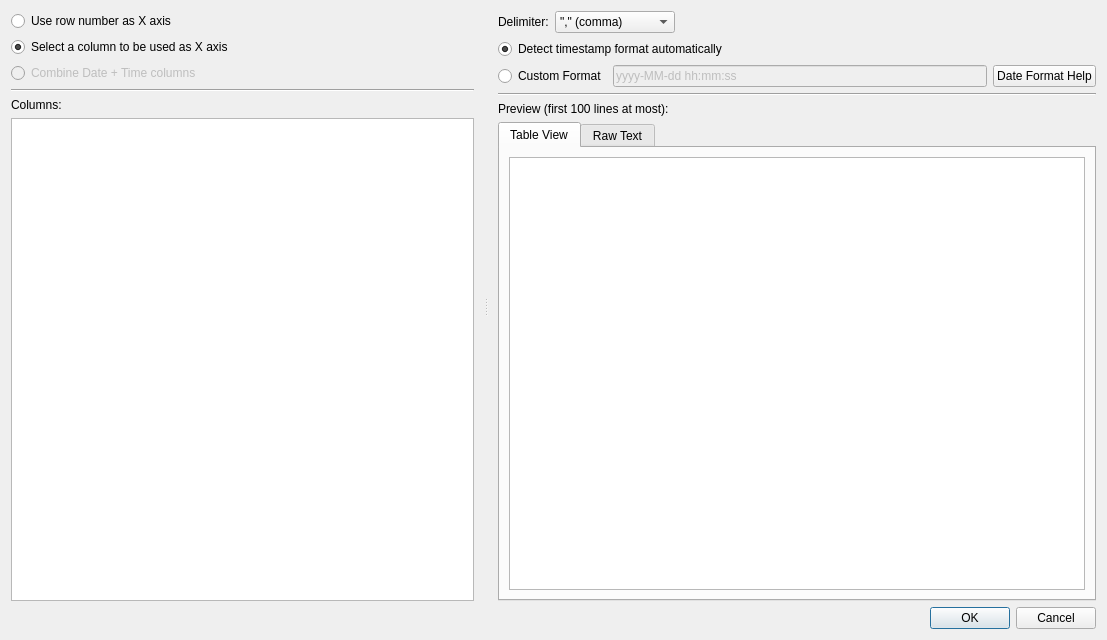
The window that plotjuggler_plugins/DataLoadCSV/dataload_csv.ui (facontidavide/PlotJuggler) describes before a commit, drawn with Qt 5.
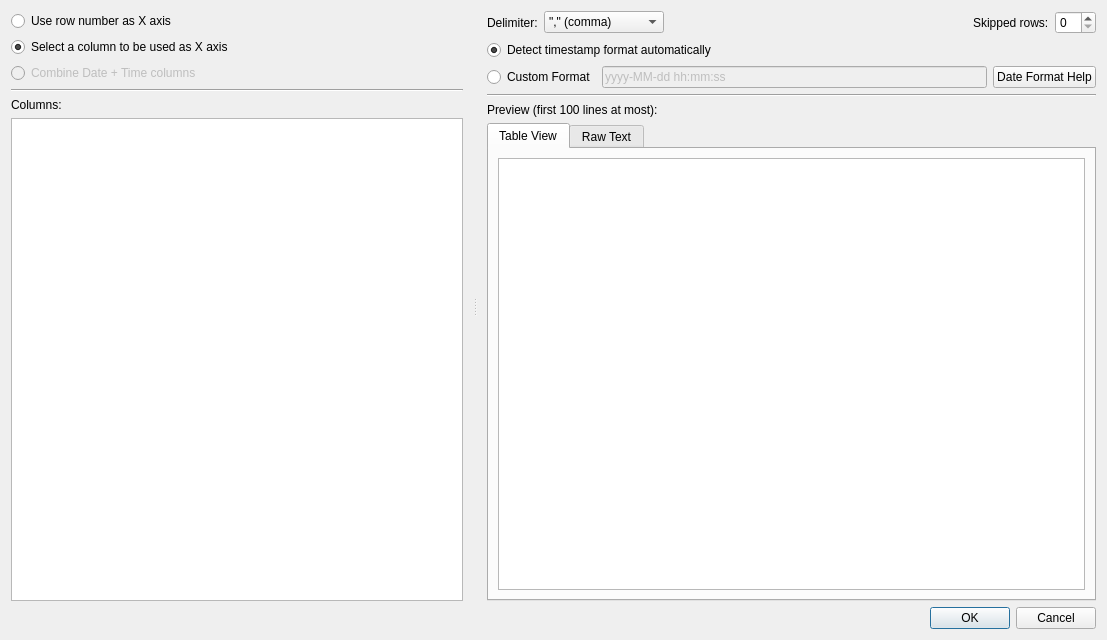
The same window after the commit. Custom widgets are drawn as their Qt base class.

Commit message: Fix #850: wire skip_rows to CSV load dialog

What changed in the file:
```diff
--- a/plotjuggler_plugins/DataLoadCSV/dataload_csv.ui
+++ b/plotjuggler_plugins/DataLoadCSV/dataload_csv.ui
@@ -127,6 +127,16 @@
            </property>
           </spacer>
          </item>
+         <item>
+          <widget class="QLabel" name="label_4">
+           <property name="text">
+            <string>Skipped rows:</string>
+           </property>
+          </widget>
+         </item>
+         <item>
+          <widget class="QSpinBox" name="rowBox"/>
+         </item>
         </layout>
        </item>
        <item>
```
The commit also changes 1 other file.
